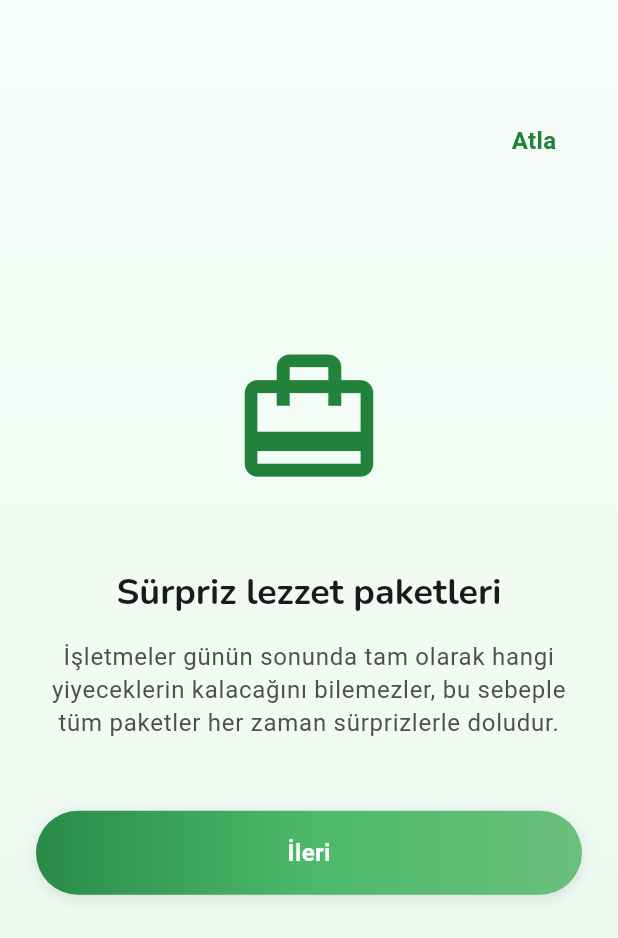
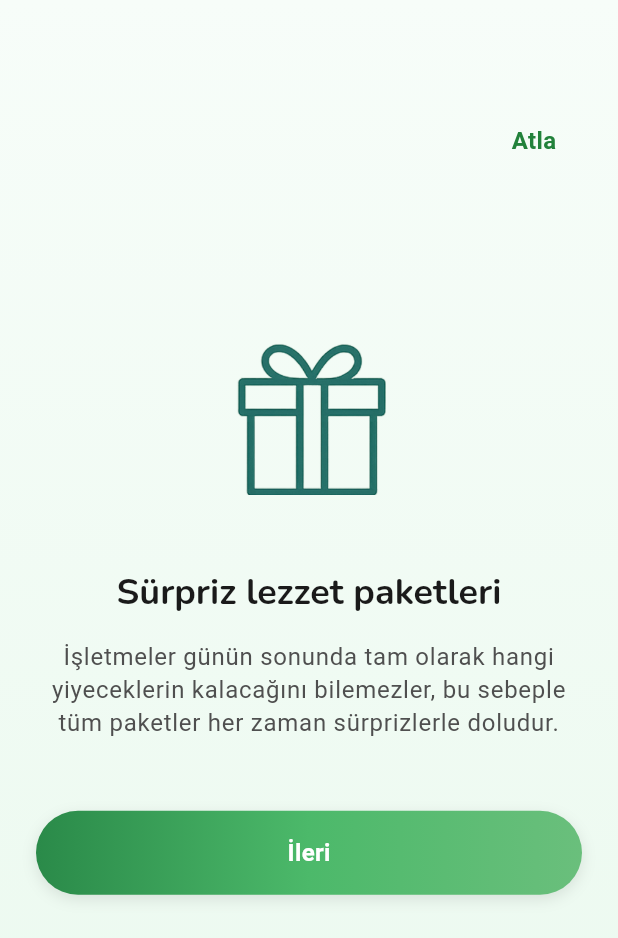
Before and after one commit to metehanyasamis/daily_good_app, a Flutter app: the OnboardingScreen screen opened by its route, swiped to page 2, on a phone screen of 412 x 824 dp. Shown: the top 938 px of the screen. Run offline on Flutter 3.47's test engine with Material 3 defaults, Android fonts, the phone set to English and light mode, and no system bars; our stand-ins replace cached_network_image, device_info_plus, dio, equatable, firebase_core, firebase_messaging and 17 more; missing offline and left inert: mapbox_maps_flutter; accounts and stored records are empty; network calls fail.

Commit message:
icons and images updated

```diff
--- a/lib/features/onboarding/presentation/screens/onboarding_screen.dart
+++ b/lib/features/onboarding/presentation/screens/onboarding_screen.dart
@@ -22,31 +22,31 @@
       'title': 'Şehrinde keşif zamanı',
       'description':
       'Daily Good ile yerel restoran, kafe ve dükkanlardan günün sürpriz paketlerini uygun fiyata alabilir, hem bütçene hem doğaya katkı sağlarsın.',
-      'icon': Icons.storefront_outlined,
+      'icon': Image.asset('assets/icons/city_icon.png')
     },
     {
       'title': 'Sürpriz lezzet paketleri',
       'description':
       'İşletmeler günün sonunda tam olarak hangi yiyeceklerin kalacağını bilemezler, bu sebeple tüm paketler her zaman sürprizlerle doludur.',
-      'icon': Icons.card_travel_outlined,
+      'icon': Image.asset('assets/icons/surprise_icon.png')
     },
     {
       'title': 'Birlikte kazanalım',
       'description':
       'Farklı ürünlere uygun fiyatla ulaşırken aynı zamanda işletmelere destek olursun. Onlar israfı azaltır, sen de yeni tatlar keşfedersin.',
-      'icon': Icons.favorite_outline_rounded,
+      'icon': Image.asset('assets/icons/together_icon.png')
     },
     {
       'title': 'Daha bilinçli bir seçim',
       'description':
       'Daily Good ile yaptığın her alışveriş, yiyeceklerin israfını engeller. Küçük bir seçimle büyük bir fark yaratabilirsin.',
-      'icon': Icons.public_rounded,
+      'icon': Image.asset('assets/icons/world_icon.png')
     },
     {
       'title': 'Paketini al ve keyfini çıkar',
       'description':
       'Uygulamadaki sipariş kodunu mağazada doğrula, paketini teslim al ve gününe lezzet kat.',
-      'icon': Icons.shopping_bag_outlined,
+      'icon': Image.asset('assets/icons/dailyGoodBox_icon.png')
     },
   ];
 
@@ -121,7 +121,7 @@
 class OnboardingPage extends StatelessWidget {
   final String title;
   final String description;
-  final IconData icon;
+  final Widget icon;
   final bool isLast;
   final VoidCallback onNext;
 
@@ -148,10 +148,10 @@
         child: Column(
           mainAxisAlignment: MainAxisAlignment.center,
           children: [
-            Icon(
-              icon,
-              size: size.width * 0.25,
-              color: Theme.of(context).colorScheme.primary,
+            SizedBox(
+              width: size.width * 0.25,
+              height: size.width * 0.25,
+              child: icon, // ✅ direkt widget bas
             ),
             const SizedBox(height: 48),
             Text(
```
Also changed, not shown: lib/features/auth/presentation/screens/intro_screen.dart (+6 -6 lines), assets/icons/city_icon.png (added), assets/icons/dailyGoodBox_icon.png (added), assets/icons/surprise_icon.png (added), assets/icons/together_icon.png (added), assets/icons/world_icon.png (added), assets/images/intro_image.png (deleted), assets/images/intro_imagess.png (added), assets/images/intros_images.png (added).
